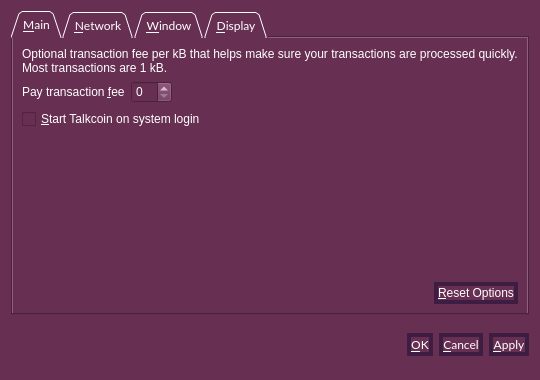
Qt form src/qt/forms/optionsdialog.ui (talkcoin/talkcoin-wallet) before a commit.
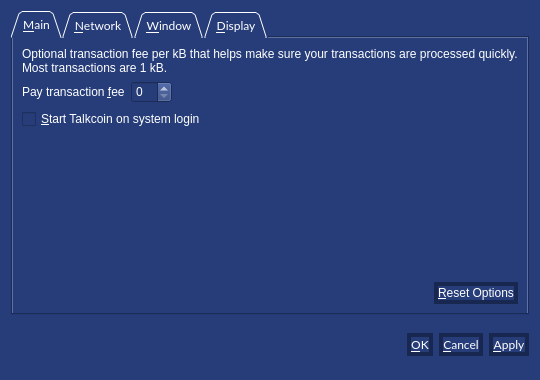
The same form after that commit. The open tabs and pages were chosen to show the change. Custom widgets are drawn as their Qt base class.

Diff of the .ui file:
```diff
--- a/src/qt/forms/optionsdialog.ui
+++ b/src/qt/forms/optionsdialog.ui
@@ -20,10 +20,10 @@
    <string>Options</string>
   </property>
   <property name="styleSheet">
-   <string notr="true">background-color: rgb(103, 47, 82);
+   <string notr="true">background-color: rgb(38, 61, 121);
 color: rgb(255, 255, 255);
-alternate-background-color: rgb(89, 38, 68);
-selection-background-color:QLinearGradient(x1: 0.8, y1: 0, x2: 1, y2: 0, stop: 0 rgb(88,0,118), stop: 1 rgb(41,0,100))</string>
+alternate-background-color: rgb(30, 51, 105);
+selection-background-color:QLinearGradient(x1: 0.8, y1: 0, x2: 1, y2: 0, stop: 0 rgb(0, 45, 157), stop: 1 rgb(0, 40, 138))</string>
   </property>
   <property name="modal">
    <bool>true</bool>
@@ -176,7 +176,7 @@
 QPushButton{
 border: 4px solid;
 border-radius: 13px;
-border-color: rgb(62,29,67);}
+border-color: rgb(23, 39, 79);}
 QToolTip {
      color: white;
      font-size:9pt;font-family:'Lato';
@@ -744,7 +744,7 @@
         <string notr="true">QPushButton{
 border: 4px solid;
 border-radius: 13px;
-border-color: rgb(62,29,67);}
+border-color: rgb(23, 39, 79);}
 QToolTip {
      color: white;
      font-size:9pt;font-family:'Lato';
@@ -772,7 +772,7 @@
         <string notr="true">QPushButton{
 border: 4px solid;
 border-radius: 13px;
-border-color: rgb(62,29,67);}
+border-color: rgb(23, 39, 79);}
 QToolTip {
      color: white;
      font-size:9pt;font-family:'Lato';
@@ -803,7 +803,7 @@
         <string notr="true">QPushButton{
 border: 4px solid;
 border-radius: 13px;
-border-color: rgb(62,29,67);}
+border-color: rgb(23, 39, 79);}
 QToolTip {
      color: white;
      font-size:9pt;font-family:'Lato';
```
Left out of the diff: 94 changed lines with no effect on the pictures.
